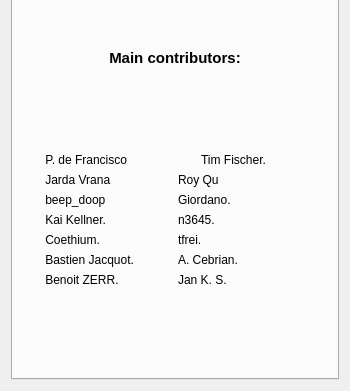
First picture: the form in src/gui/appdialogs/about.ui, repository vraniik/SimulIDE-dev, before the edit; both pictures show x 0 to 350 and y 259 to 650 of the 350 by 650 pixel window.
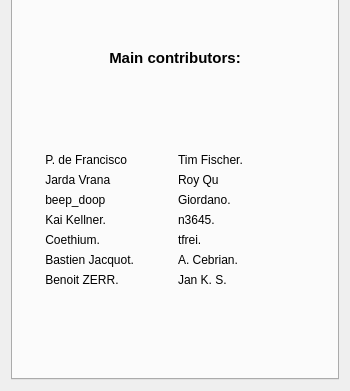
Second picture: the form after the edit. Icons and pictures are not drawn.

Diff of the .ui file:
```diff
--- a/src/gui/appdialogs/about.ui
+++ b/src/gui/appdialogs/about.ui
@@ -18,8 +18,8 @@
   </property>
   <property name="minimumSize">
    <size>
-    <width>350</width>
-    <height>650</height>
+    <width>250</width>
+    <height>350</height>
    </size>
   </property>
   <property name="maximumSize">
@@ -514,7 +514,7 @@
             </sizepolicy>
            </property>
            <property name="text">
-            <string notr="true">       Tim Fischer.</string>
+            <string notr="true">Tim Fischer.</string>
            </property>
           </widget>
          </item>
```
